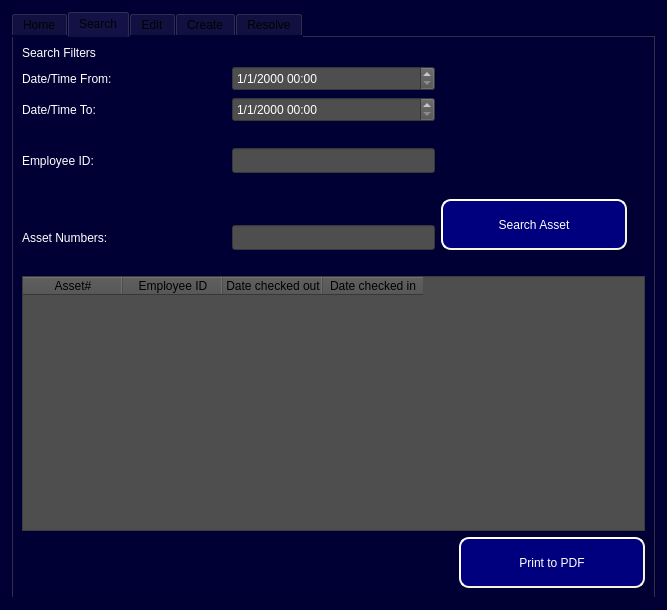
Before: the Qt Designer form ui/Admin_Level2_Access.ui in Capstone-RFID/Code, drawn with Qt 5.
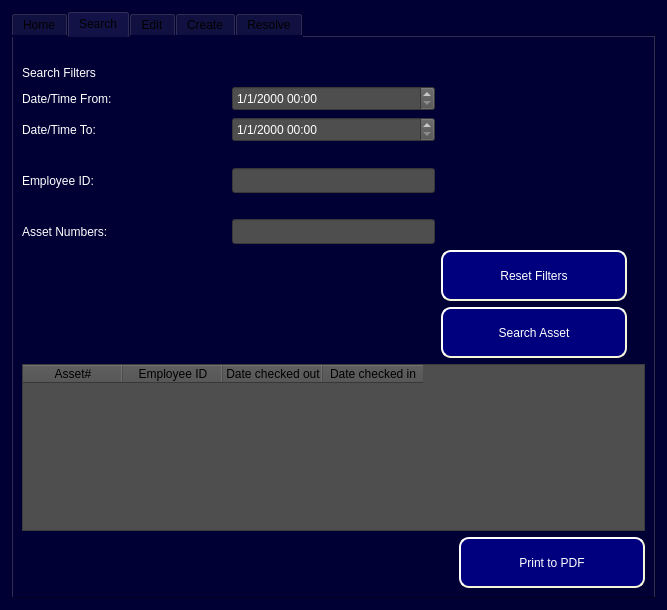
After: the same form once the commit is applied.

Commit message:
Admin Level 2
Add Reset search filters button

```diff
--- a/ui/Admin_Level2_Access.ui
+++ b/ui/Admin_Level2_Access.ui
@@ -137,7 +137,92 @@
        <item>
         <layout class="QVBoxLayout" name="verticalLayout_3">
          <item>
+          <layout class="QVBoxLayout" name="verticalLayout_2">
+           <item>
+            <layout class="QHBoxLayout" name="horizontalLayout_2">
+             <item>
+              <spacer name="horizontalSpacer_10">
+               <property name="orientation">
+                <enum>Qt::Horizontal</enum>
+               </property>
+               <property name="sizeHint" stdset="0">
+                <size>
+                 <width>258</width>
+                 <height>20</height>
+                </size>
+               </property>
+              </spacer>
+             </item>
+             <item>
+              <spacer name="horizontalSpacer_12">
+               <property name="orientation">
+                <enum>Qt::Horizontal</enum>
+               </property>
+               <property name="sizeHint" stdset="0">
+                <size>
+                 <width>188</width>
+                 <height>20</height>
+                </size>
+               </property>
+              </spacer>
+             </item>
+            </layout>
+           </item>
+           <item>
           <layout class="QGridLayout" name="gridLayout">
+             <item row="0" column="0">
+              <widget class="QLabel" name="Search_Filters_Title">
+               <property name="styleSheet">
+                <string notr="true">color: rgb(255, 255, 255);
+font: Bold 14pt &quot;MS Shell Dlg 2&quot;;</string>
+               </property>
+               <property name="text">
+                <string>Search Filters</string>
+               </property>
+              </widget>
+             </item>
+             <item row="8" column="2">
+              <widget class="QPushButton" name="Search_SearchAsset_Query_Button">
+               <property name="sizePolicy">
+                <sizepolicy hsizetype="Fixed" vsizetype="Fixed">
+                 <horstretch>0</horstretch>
+                 <verstretch>0</verstretch>
+                </sizepolicy>
+               </property>
+               <property name="minimumSize">
+                <size>
+                 <width>186</width>
+                 <height>51</height>
+                </size>
+               </property>
+               <property name="maximumSize">
+                <size>
+                 <width>186</width>
+                 <height>51</height>
+                </size>
+               </property>
+               <property name="styleSheet">
+                <string notr="true">QPushButton#Search_SearchAsset_Query_Button {
+background-color: rgb(0, 0, 127);
+color: rgb(255, 255, 255);
+border-style: outset;
+border-width: 2px;
+border-radius: 10px;
+border-color: beige;
+font: 14pt &quot;MS Shell Dlg 2&quot;;
+min-width: 10em;
+padding: 6px;
+}
+QPushButton#Search_SearchAsset_Query_Button:pressed {
+    background-color: rgb(80, 80, 80);
+    border-style: inset;
+}</string>
+               </property>
+               <property name="text">
+                <string>Search Asset</string>
+               </property>
+              </widget>
+             </item>
            <item row="2" column="0">
             <widget class="QLabel" name="Search_Datetime_To_Label">
              <property name="styleSheet">
@@ -235,14 +320,19 @@
              </property>
             </widget>
            </item>
-           <item row="6" column="2" rowspan="2">
-            <widget class="QPushButton" name="Search_SearchAsset_Query_Button">
-             <property name="sizePolicy">
-              <sizepolicy hsizetype="Fixed" vsizetype="Fixed">
-               <horstretch>0</horstretch>
-               <verstretch>0</verstretch>
-              </sizepolicy>
-             </property>
+             <item row="6" column="0">
+              <widget class="QLabel" name="Search_Asset_Num_From_Label">
+               <property name="styleSheet">
+                <string notr="true">color: rgb(255, 255, 255);
+font: 12pt &quot;MS Shell Dlg 2&quot;;</string>
+               </property>
+               <property name="text">
+                <string>Asset Numbers:</string>
+               </property>
+              </widget>
+             </item>
+             <item row="7" column="2">
+              <widget class="QPushButton" name="Search_Reset_Fields_Button">
              <property name="minimumSize">
               <size>
                <width>186</width>
@@ -256,7 +346,7 @@
               </size>
              </property>
              <property name="styleSheet">
-              <string notr="true">QPushButton#Search_SearchAsset_Query_Button {
+                <string notr="true">QPushButton#Search_Reset_Fields_Button {
 background-color: rgb(0, 0, 127);
 color: rgb(255, 255, 255);
 border-style: outset;
@@ -267,41 +357,30 @@
 min-width: 10em;
 padding: 6px;
 }
-QPushButton#Search_SearchAsset_Query_Button:pressed {
+QPushButton#Search_Reset_Fields_Button:pressed {
     background-color: rgb(80, 80, 80);
     border-style: inset;
 }</string>
              </property>
              <property name="text">
-              <string>Search Asset</string>
+                <string>Reset Filters</string>
              </property>
             </widget>
            </item>
-           <item row="5" column="1">
-            <spacer name="horizontalSpacer_9">
-             <property name="orientation">
-              <enum>Qt::Horizontal</enum>
-             </property>
-             <property name="sizeHint" stdset="0">
+             <item row="6" column="1">
+              <widget class="QLineEdit" name="Search_Asset_Numbers_Field">
+               <property name="minimumSize">
               <size>
-               <width>40</width>
-               <height>20</height>
-              </size>
-             </property>
-            </spacer>
-           </item>
-           <item row="3" column="2">
-            <spacer name="horizontalSpacer_7">
-             <property name="orientation">
-              <enum>Qt::Horizontal</enum>
-             </property>
-             <property name="sizeHint" stdset="0">
-              <size>
-               <width>40</width>
-               <height>20</height>
-              </size>
-             </property>
-            </spacer>
+                 <width>0</width>
+                 <height>25</height>
+                </size>
+               </property>
+               <property name="styleSheet">
+                <string notr="true">color: rgb(255, 255, 255);
+background-color: rgb(78, 78, 78);
+font: 12pt &quot;MS Shell Dlg 2&quot;;</string>
+               </property>
+              </widget>
            </item>
            <item row="5" column="0">
             <spacer name="horizontalSpacer_8">
@@ -337,88 +416,6 @@
              <property name="sizeHint" stdset="0">
               <size>
                <width>40</width>
-               <height>20</height>
-              </size>
-             </property>
-            </spacer>
-           </item>
-           <item row="3" column="0">
-            <spacer name="horizontalSpacer_2">
-             <property name="orientation">
-              <enum>Qt::Horizontal</enum>
-             </property>
-             <property name="sizeHint" stdset="0">
-              <size>
-               <width>40</width>
-               <height>20</height>
-              </size>
-             </property>
-            </spacer>
-           </item>
-           <item row="0" column="0">
-            <widget class="QLabel" name="label_2">
-             <property name="styleSheet">
-              <string notr="true">color: rgb(255, 255, 255);
-font: Bold 14pt &quot;MS Shell Dlg 2&quot;;</string>
-             </property>
-             <property name="text">
-              <string>Search Filters</string>
-             </property>
-            </widget>
-           </item>
-           <item row="7" column="1">
-            <widget class="QLineEdit" name="Search_Asset_Numbers_Field">
-             <property name="minimumSize">
-              <size>
-               <width>0</width>
-               <height>25</height>
-              </size>
-             </property>
-             <property name="styleSheet">
-              <string notr="true">color: rgb(255, 255, 255);
-background-color: rgb(78, 78, 78);
-font: 12pt &quot;MS Shell Dlg 2&quot;;</string>
-             </property>
-            </widget>
-           </item>
-           <item row="7" column="0">
-            <widget class="QLabel" name="Search_Asset_Num_From_Label">
-             <property name="styleSheet">
-              <string notr="true">color: rgb(255, 255, 255);
-font: 12pt &quot;MS Shell Dlg 2&quot;;</string>
-             </property>
-             <property name="text">
-              <string>Asset Numbers:</string>
-             </property>
-            </widget>
-           </item>
-          </layout>
-         </item>
-         <item>
-          <layout class="QVBoxLayout" name="verticalLayout_2">
-           <item>
-            <layout class="QHBoxLayout" name="horizontalLayout_2">
-             <item>
-              <spacer name="horizontalSpacer_10">
-               <property name="orientation">
-                <enum>Qt::Horizontal</enum>
-               </property>
-               <property name="sizeHint" stdset="0">
-                <size>
-                 <width>258</width>
-                 <height>20</height>
-                </size>
-               </property>
-              </spacer>
-             </item>
-             <item>
-              <spacer name="horizontalSpacer_12">
-               <property name="orientation">
-                <enum>Qt::Horizontal</enum>
-               </property>
-               <property name="sizeHint" stdset="0">
-                <size>
-                 <width>188</width>
                  <height>20</height>
                 </size>
                </property>
```
Left out of the diff: 73 changed lines with no effect on the pictures. Lines whose indentation alone changed are shown as unchanged. The commit also changes 1 other file.
